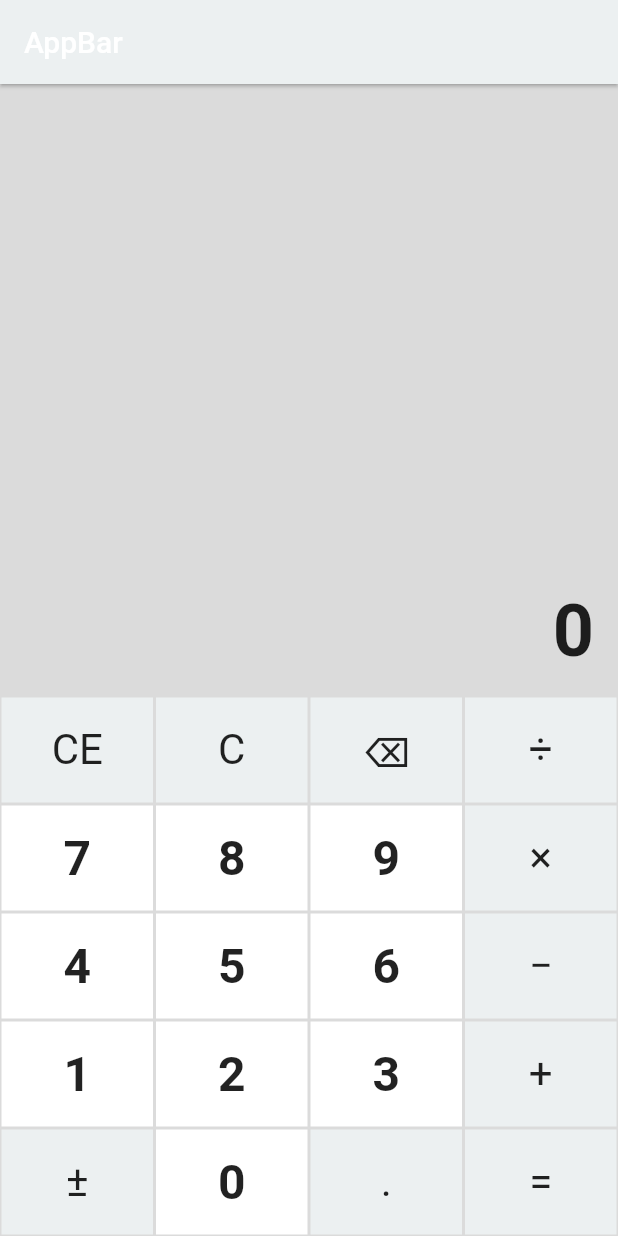
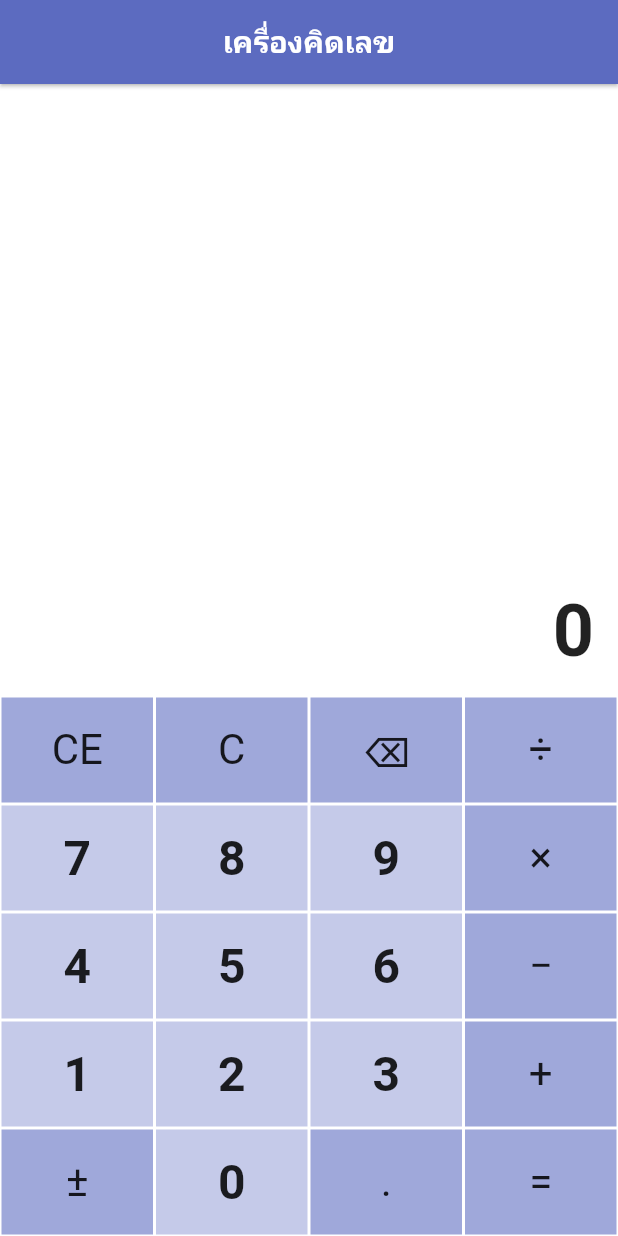
Before and after one commit to BeeChakkrit/my-calculator-project, a Flutter app: the screen it shows after launch, on a phone screen of 412 x 824 dp. Run offline on Flutter 3.47's test engine with Material 2 defaults, Android fonts, the phone set to English and light mode, and no system bars; our stand-ins replace get.

Commit message:
updata color

```diff
--- a/lib/calculator/views/calculator_view.dart
+++ b/lib/calculator/views/calculator_view.dart
@@ -8,8 +8,12 @@ class CalculatorView extends GetView<CalculatorController> {
   Widget build(BuildContext context) {
     return Scaffold(
       appBar: AppBar(
-        backgroundColor: Color(0xffecf0f1),
-        title: Text('AppBar'),
+        backgroundColor: Colors.indigo.shade400,
+        title: Center(
+            child: Text(
+          'เครื่องคิดเลข',
+          style: TextStyle(fontWeight: FontWeight.bold),
+        )),
         elevation: 1,
       ),
       body: Container(
@@ -24,7 +28,7 @@ class CalculatorView extends GetView<CalculatorController> {
     return Expanded(
       child: Container(
         padding: EdgeInsets.all(16),
-        color: Color(0xffdbdbdb),
+        color: Colors.white,
         child: Align(
           alignment: Alignment.bottomRight,
           child: Column(
@@ -52,7 +56,7 @@ class CalculatorView extends GetView<CalculatorController> {
 
   Widget buildNumPadWidget() {
     return Container(
-        color: Color(0xffdbdbdb),
+        color: Colors.white,
         child: Column(
           mainAxisSize: MainAxisSize.max,
           children: <Widget>[
@@ -137,7 +141,7 @@ class CalculatorView extends GetView<CalculatorController> {
       widget = Container(
           margin: EdgeInsets.all(1),
           child: Material(
-              color: Colors.white,
+              color: Colors.indigo.shade100,
               child: InkWell(
                   onTap: onTap,
                   splashColor: Colors.blue,
@@ -152,7 +156,7 @@ class CalculatorView extends GetView<CalculatorController> {
       widget = Container(
           margin: EdgeInsets.all(1),
           child: Material(
-              color: Color(0xffecf0f1),
+              color: Colors.indigo.shade200,
               child: InkWell(
                   onTap: onTap,
                   splashColor: Colors.blue,
```
